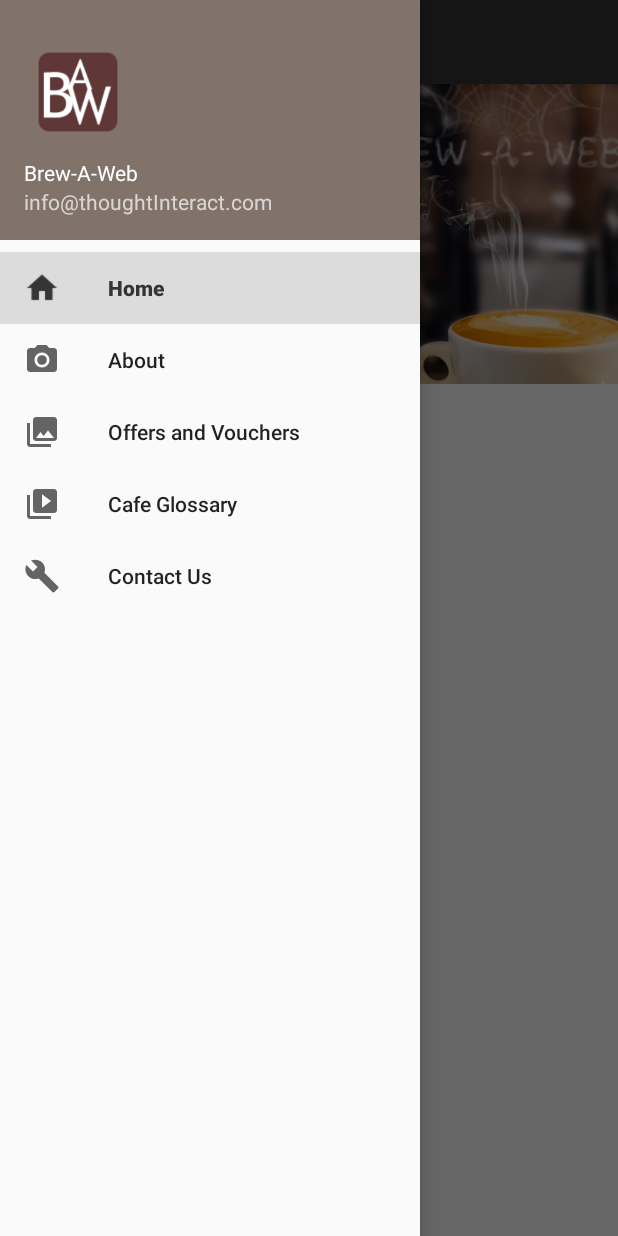
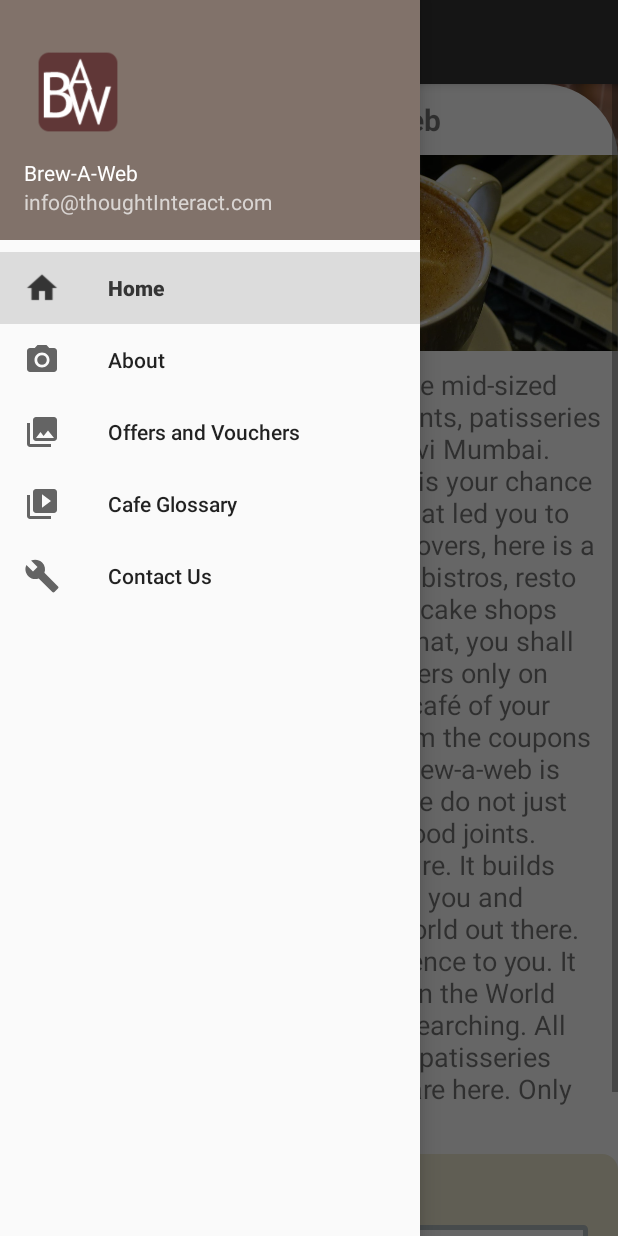
Before and after one commit to AzaharSheikh/BrewawebonlineApp, an Android app: the fragment AboutFragment placed in its activity, with the side drawer open, on a phone screen of 412 x 824 dp. Run offline under Robolectric (Android 15) with nearby library versions, the phone set to English and light mode, and no system bars.

Commit message:
acroll aded

```diff
--- a/app/src/main/java/com/thoughtinteract/brewawebonlineapp/Fragments/AboutFragment.java
+++ b/app/src/main/java/com/thoughtinteract/brewawebonlineapp/Fragments/AboutFragment.java
@@ -66,7 +66,7 @@ public class AboutFragment extends Fragment {
     public View onCreateView(LayoutInflater inflater, ViewGroup container,
                              Bundle savedInstanceState) {
         // Inflate the layout for this fragment
-        return inflater.inflate(R.layout.fragment_movies, container, false);
+        return inflater.inflate(R.layout.about, container, false);
     }
 
     // TODO: Rename method, update argument and hook method into UI event
--- a/app/src/main/res/layout/activity_main.xml
+++ b/app/src/main/res/layout/activity_main.xml
@@ -22,4 +22,5 @@
         app:headerLayout="@layout/nav_header_main"
         app:menu="@menu/activity_main_drawer" />
 
+
 </android.support.v4.widget.DrawerLayout>
--- /dev/null
+++ b/app/src/main/res/layout/reg_form.xml
@@ -0,0 +1,6 @@
+<?xml version="1.0" encoding="utf-8"?>
+<LinearLayout xmlns:android="http://schemas.android.com/apk/res/android"
+    android:orientation="vertical" android:layout_width="match_parent"
+    android:layout_height="match_parent">
+
+</LinearLayout>
--- a/app/src/main/res/layout/voucher.xml
+++ b/app/src/main/res/layout/voucher.xml
@@ -67,6 +67,7 @@
             android:id="@+id/button"
             android:background="@drawable/round_corner_button"
             android:textColor="@color/white"
+
             />
 
 
```
